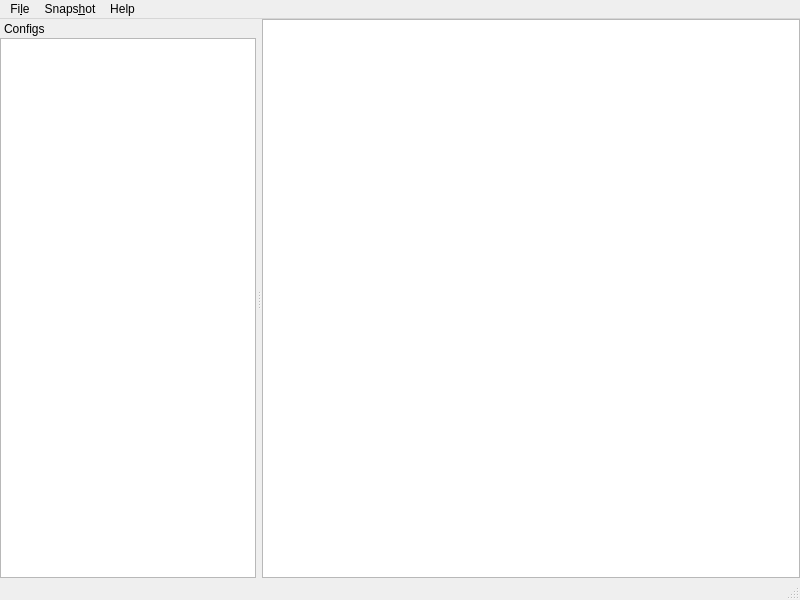
The window that qsnapperlib/ui/mainwindow.ui (K-Aristide/qsnapper) describes before a commit, drawn with Qt 5.
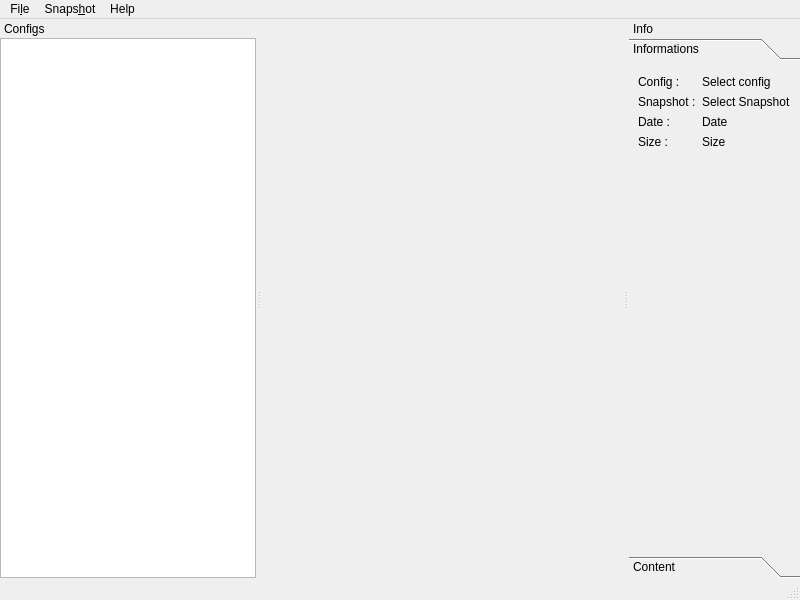
The same window after the commit.

Commit message:
Some fix and try to add some features
1 : Adding snapshot info on the left pannel
2 : Bug fixed into Add Snapshot Dialog about command generation and configs.

Diff of the .ui file:
```diff
--- a/qsnapperlib/ui/mainwindow.ui
+++ b/qsnapperlib/ui/mainwindow.ui
@@ -28,7 +28,7 @@
      <number>0</number>
     </property>
     <item>
-     <widget class="QTreeView" name="lstSnapshots"/>
+     <layout class="QVBoxLayout" name="layoutWindow"/>
     </item>
    </layout>
   </widget>
@@ -100,6 +100,141 @@
    <addaction name="menuSnapshot"/>
    <addaction name="menuHelp"/>
   </widget>
+  <widget class="QDockWidget" name="dockInfo">
+   <property name="features">
+    <set>QDockWidget::NoDockWidgetFeatures</set>
+   </property>
+   <property name="windowTitle">
+    <string>Info</string>
+   </property>
+   <attribute name="dockWidgetArea">
+    <number>2</number>
+   </attribute>
+   <widget class="QWidget" name="dockWidgetContents_4">
+    <layout class="QVBoxLayout" name="verticalLayout_3">
+     <property name="leftMargin">
+      <number>0</number>
+     </property>
+     <property name="topMargin">
+      <number>0</number>
+     </property>
+     <property name="rightMargin">
+      <number>0</number>
+     </property>
+     <property name="bottomMargin">
+      <number>0</number>
+     </property>
+     <item>
+      <widget class="QToolBox" name="toolBox">
+       <property name="currentIndex">
+        <number>0</number>
+       </property>
+       <widget class="QWidget" name="page_3">
+        <property name="geometry">
+         <rect>
+          <x>0</x>
+          <y>0</y>
+          <width>155</width>
+          <height>463</height>
+         </rect>
+        </property>
+        <attribute name="label">
+         <string>Informations</string>
+        </attribute>
+        <layout class="QFormLayout" name="formLayout">
+         <item row="0" column="0">
+          <widget class="QLabel" name="label">
+           <property name="text">
+            <string>Config :</string>
+           </property>
+          </widget>
+         </item>
+         <item row="0" column="1">
+          <widget class="QLabel" name="lblConfig">
+           <property name="text">
+            <string>Select config</string>
+           </property>
+          </widget>
+         </item>
+         <item row="2" column="0">
+          <widget class="QLabel" name="label_2">
+           <property name="text">
+            <string>Snapshot :</string>
+           </property>
+          </widget>
+         </item>
+         <item row="2" column="1">
+          <widget class="QLabel" name="lblSelectSnapshot">
+           <property name="text">
+            <string>Select Snapshot</string>
+           </property>
+          </widget>
+         </item>
+         <item row="3" column="0">
+          <widget class="QLabel" name="label_4">
+           <property name="text">
+            <string>Date :</string>
+           </property>
+          </widget>
+         </item>
+         <item row="3" column="1">
+          <widget class="QLabel" name="lblDate">
+           <property name="text">
+            <string>Date</string>
+           </property>
+          </widget>
+         </item>
+         <item row="4" column="0">
+          <widget class="QLabel" name="label_3">
+           <property name="text">
+            <string>Size :</string>
+           </property>
+          </widget>
+         </item>
+         <item row="4" column="1">
+          <widget class="QLabel" name="lblSize">
+           <property name="text">
+            <string>Size</string>
+           </property>
+          </widget>
+         </item>
+        </layout>
+       </widget>
+       <widget class="QWidget" name="page_4">
+        <property name="geometry">
+         <rect>
+          <x>0</x>
+          <y>0</y>
+          <width>96</width>
+          <height>84</height>
+         </rect>
+        </property>
+        <attribute name="label">
+         <string>Content</string>
+        </attribute>
+        <layout class="QVBoxLayout" name="verticalLayout_4">
+         <property name="leftMargin">
+          <number>0</number>
+         </property>
+         <property name="topMargin">
+          <number>0</number>
+         </property>
+         <property name="rightMargin">
+          <number>0</number>
+         </property>
+         <property name="bottomMargin">
+          <number>0</number>
+         </property>
+         <item>
+          <widget class="QTreeView" name="treeContent"/>
+         </item>
+        </layout>
+       </widget>
+      </widget>
+     </item>
+    </layout>
+   </widget>
+  </widget>
   <action name="actionNew_Snapshot">
    <property name="text">
     <string>&amp;New Snapshot</string>
```
Left out of the diff: 4 changed lines with no effect on the pictures. The commit also changes 4 other files.
